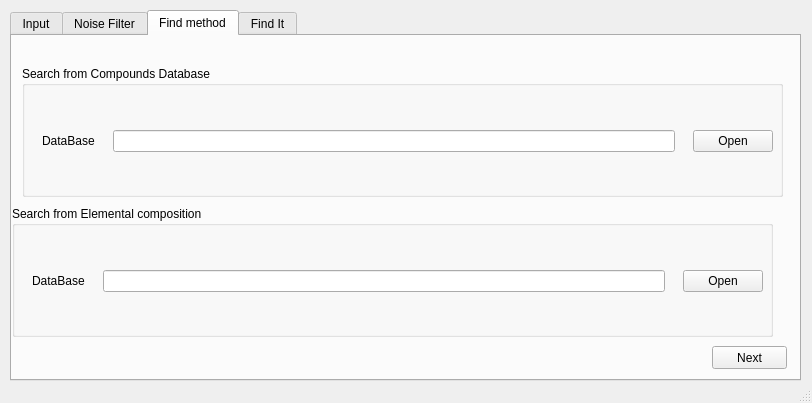
First picture: the form in MassCircus_GUI_6.ui, repository danielefil/MCircus_GUI, before the edit.
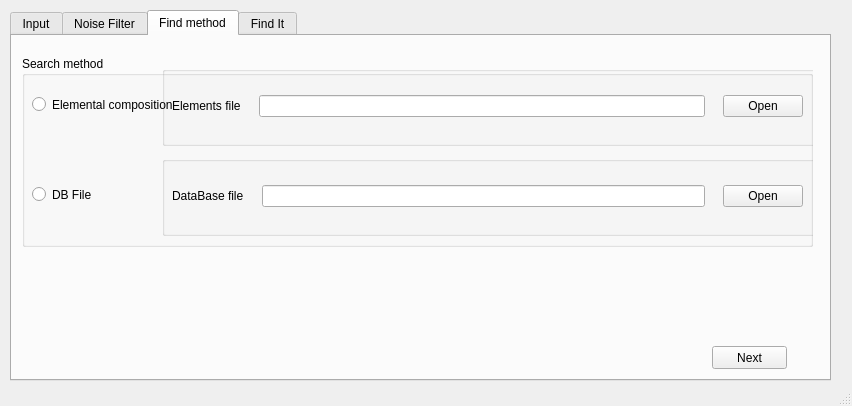
Second picture: the form after the edit. The open tabs and pages were chosen to show the change.

Diff of the .ui file:
```diff
--- a/MassCircus_GUI_6.ui
+++ b/MassCircus_GUI_6.ui
@@ -6,8 +6,8 @@
    <rect>
     <x>0</x>
     <y>0</y>
-    <width>812</width>
-    <height>403</height>
+    <width>852</width>
+    <height>406</height>
    </rect>
   </property>
   <property name="windowTitle">
@@ -19,7 +19,7 @@
      <rect>
       <x>10</x>
       <y>10</y>
-      <width>791</width>
+      <width>821</width>
       <height>371</height>
      </rect>
     </property>
@@ -291,13 +291,13 @@
       <property name="geometry">
        <rect>
         <x>10</x>
-        <y>30</y>
-        <width>761</width>
-        <height>131</height>
+        <y>20</y>
+        <width>791</width>
+        <height>191</height>
        </rect>
       </property>
       <property name="title">
-       <string>Search from Compounds Database</string>
+       <string>Search method</string>
       </property>
       <property name="flat">
        <bool>false</bool>
@@ -305,70 +305,51 @@
       <property name="checkable">
        <bool>false</bool>
       </property>
-      <widget class="QWidget" name="gridLayoutWidget_2">
+      <widget class="QRadioButton" name="DB_radio">
        <property name="geometry">
         <rect>
-         <x>20</x>
-         <y>30</y>
-         <width>731</width>
-         <height>90</height>
+         <x>10</x>
+         <y>130</y>
+         <width>141</width>
+         <height>17</height>
         </rect>
        </property>
-       <layout class="QGridLayout" name="files_selectro_Layout_2">
-        <property name="bottomMargin">
-         <number>0</number>
-        </property>
-        <property name="horizontalSpacing">
-         <number>18</number>
-        </property>
-        <property name="verticalSpacing">
-         <number>6</number>
-        </property>
-        <item row="0" column="2">
-         <widget class="QPushButton" name="openDB_button_2">
           <property name="text">
-           <string>Open</string>
-          </property>
-         </widget>
-        </item>
-        <item row="0" column="1">
-         <widget class="QLineEdit" name="DB_line_2"/>
-        </item>
-        <item row="0" column="0">
-         <widget class="QLabel" name="DB_label_2">
+        <string>DB File</string>
+       </property>
+      </widget>
+      <widget class="QRadioButton" name="EC_radio">
+       <property name="geometry">
+        <rect>
+         <x>10</x>
+         <y>40</y>
+         <width>191</width>
+         <height>17</height>
+        </rect>
+       </property>
           <property name="text">
-           <string>DataBase</string>
-          </property>
-         </widget>
-        </item>
-       </layout>
-      </widget>
-     </widget>
-     <widget class="QGroupBox" name="groupBox_6">
+        <string>Elemental composition</string>
+       </property>
+      </widget>
+      <widget class="QGroupBox" name="gBox_EC">
       <property name="geometry">
        <rect>
-        <x>0</x>
-        <y>170</y>
-        <width>761</width>
-        <height>131</height>
+         <x>140</x>
+         <y>10</y>
+         <width>661</width>
+         <height>80</height>
        </rect>
       </property>
       <property name="title">
-       <string>Search from Elemental composition</string>
-      </property>
-      <property name="flat">
-       <bool>false</bool>
-      </property>
-      <property name="checkable">
-       <bool>false</bool>
+        <string/>
       </property>
       <widget class="QWidget" name="gridLayoutWidget_4">
        <property name="geometry">
         <rect>
-         <x>20</x>
-         <y>30</y>
-         <width>731</width>
-         <height>90</height>
+          <x>10</x>
+          <y>10</y>
+          <width>631</width>
+          <height>61</height>
         </rect>
        </property>
        <layout class="QGridLayout" name="files_selectro_Layout_3">
@@ -394,11 +375,63 @@
         <item row="0" column="0">
          <widget class="QLabel" name="DB_label_3">
           <property name="text">
-           <string>DataBase</string>
+            <string>Elements file</string>
           </property>
          </widget>
         </item>
        </layout>
+       </widget>
+      </widget>
+      <widget class="QGroupBox" name="gBox_DB">
+       <property name="geometry">
+        <rect>
+         <x>140</x>
+         <y>100</y>
+         <width>661</width>
+         <height>80</height>
+        </rect>
+       </property>
+       <property name="title">
+        <string/>
+       </property>
+       <widget class="QWidget" name="gridLayoutWidget_2">
+        <property name="geometry">
+         <rect>
+          <x>10</x>
+          <y>10</y>
+          <width>631</width>
+          <height>61</height>
+         </rect>
+        </property>
+        <layout class="QGridLayout" name="files_selectro_Layout_2">
+         <property name="bottomMargin">
+          <number>0</number>
+         </property>
+         <property name="horizontalSpacing">
+          <number>18</number>
+         </property>
+         <property name="verticalSpacing">
+          <number>6</number>
+         </property>
+         <item row="0" column="2">
+          <widget class="QPushButton" name="DB_Open_btn">
+           <property name="text">
+            <string>Open</string>
+           </property>
+          </widget>
+         </item>
+         <item row="0" column="1">
+          <widget class="QLineEdit" name="DB_line"/>
+         </item>
+         <item row="0" column="0">
+          <widget class="QLabel" name="DB_label">
+           <property name="text">
+            <string>DataBase file</string>
+           </property>
+          </widget>
+         </item>
+        </layout>
+       </widget>
       </widget>
      </widget>
      <widget class="QPushButton" name="Next3_btn">
```
Left out of the diff: 10 changed lines with no effect on the pictures. Lines whose indentation alone changed are shown as unchanged.
